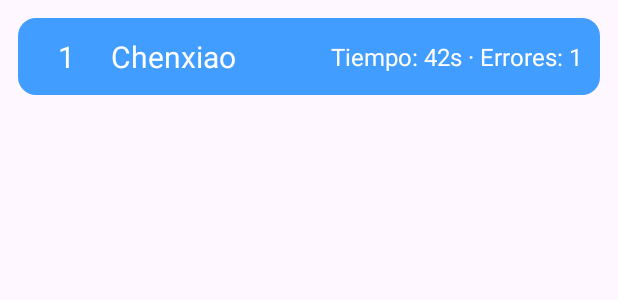
After one commit to chal071/CountAndCatch_Moblie, an Android app: the layout item_ranking.xml on its own in the app's theme, with its tools: preview values and no code run, on a phone screen of 412 x 824 dp. The commit adds this screen. Shown: the top 300 px of the screen. Run offline under Robolectric (Android 15) with nearby library versions, the phone set to English and light mode, and no system bars.

Commit message:
Crear Ranking Adapter

```diff
--- /dev/null
+++ b/app/src/main/res/layout/item_ranking.xml
@@ -0,0 +1,38 @@
+<?xml version="1.0" encoding="utf-8"?>
+<LinearLayout xmlns:android="http://schemas.android.com/apk/res/android"
+    android:layout_width="match_parent"
+    android:layout_height="wrap_content"
+    android:orientation="horizontal"
+    android:padding="12dp"
+    android:layout_margin="12dp"
+    android:gravity="center_vertical"
+    android:background="@drawable/btn_azul">
+
+    <TextView
+        android:id="@+id/tvRankNumber"
+        android:layout_width="40dp"
+        android:layout_height="wrap_content"
+        android:text="1"
+        android:textSize="20sp"
+        android:textColor="@android:color/white"
+        android:gravity="center"/>
+
+    <TextView
+        android:id="@+id/tvPlayerName"
+        android:layout_width="0dp"
+        android:layout_height="wrap_content"
+        android:layout_weight="1"
+        android:text="Chenxiao"
+        android:textSize="20sp"
+        android:textColor="@android:color/white"
+        android:paddingStart="10dp"
+        android:maxLines="1"/>
+
+    <TextView
+        android:id="@+id/tvPlayerInfo"
+        android:layout_width="wrap_content"
+        android:layout_height="wrap_content"
+        android:text="Tiempo: 42s · Errores: 1"
+        android:textSize="16sp"
+        android:textColor="@android:color/white"/>
+</LinearLayout>
```
Also changed, not shown: app/src/main/java/com/example/countandcatch/RankingActivity.kt (+66 -0 lines), app/src/main/java/com/example/countandcatch/adapter/RankingAdapter.kt (added, +35 -0 lines), app/src/main/java/com/example/countandcatch/data/RankingItem.kt (deleted, +0 -8 lines).
